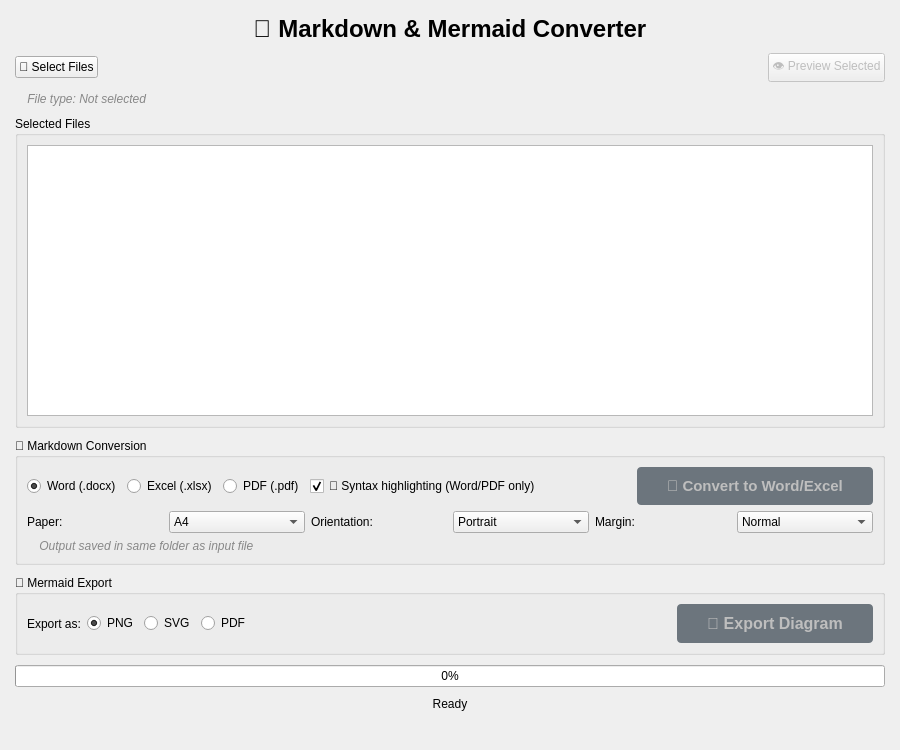
Old version of the form ui/main_window.ui in the repository Arean82/Markdown-to-Word-Excel-Converter.
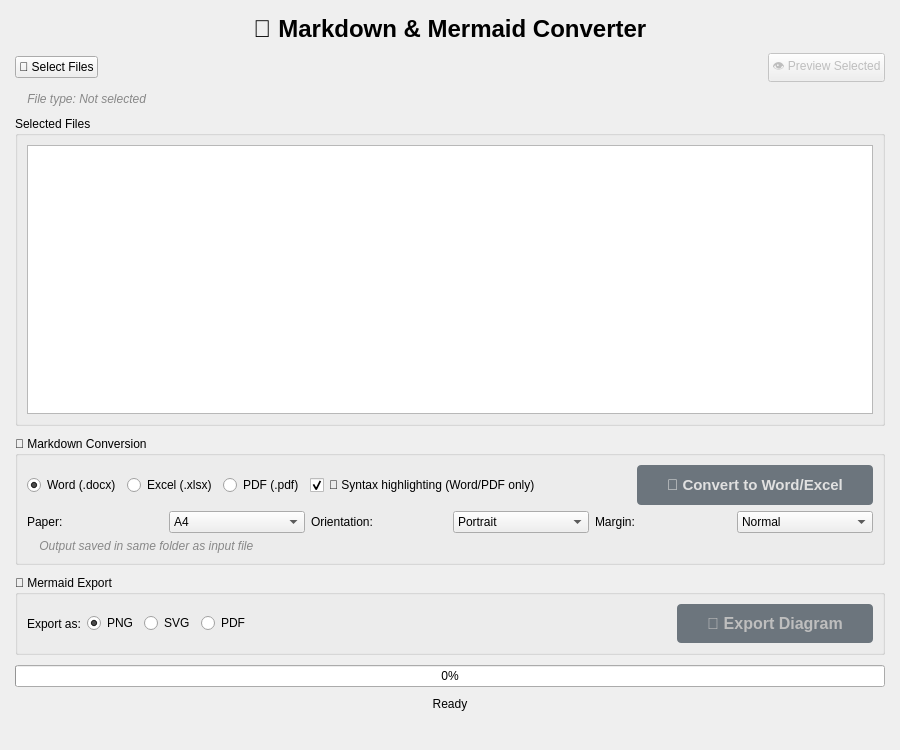
New version of the form.

Commit message: feat: add main window UI layout for Markdown and Mermaid file conversion

The edit to the form file:
```diff
--- a/ui/main_window.ui
+++ b/ui/main_window.ui
@@ -171,6 +171,12 @@
            <property name="enabled">
             <bool>false</bool>
            </property>
+           <property name="minimumSize">
+            <size>
+             <width>120</width>
+             <height>40</height>
+            </size>
+           </property>
            <property name="font">
             <font>
              <pointsize>11</pointsize>
@@ -178,7 +184,7 @@
             </font>
            </property>
            <property name="styleSheet">
-            <string>QPushButton { background-color: #28a745; border-radius: 4px; padding: 10px 30px; } QPushButton:hover { background-color: #218838; } QPushButton:disabled { background-color: #6c757d; }</string>
+            <string>QPushButton { background-color: #28a745; color: white; border-radius: 4px; padding: 10px 30px; } QPushButton:hover { background-color: #218838; } QPushButton:disabled { background-color: #6c757d; color: #e0e0e0; }</string>
            </property>
            <property name="text">
             <string>🚀 Convert to Word/Excel</string>
```
